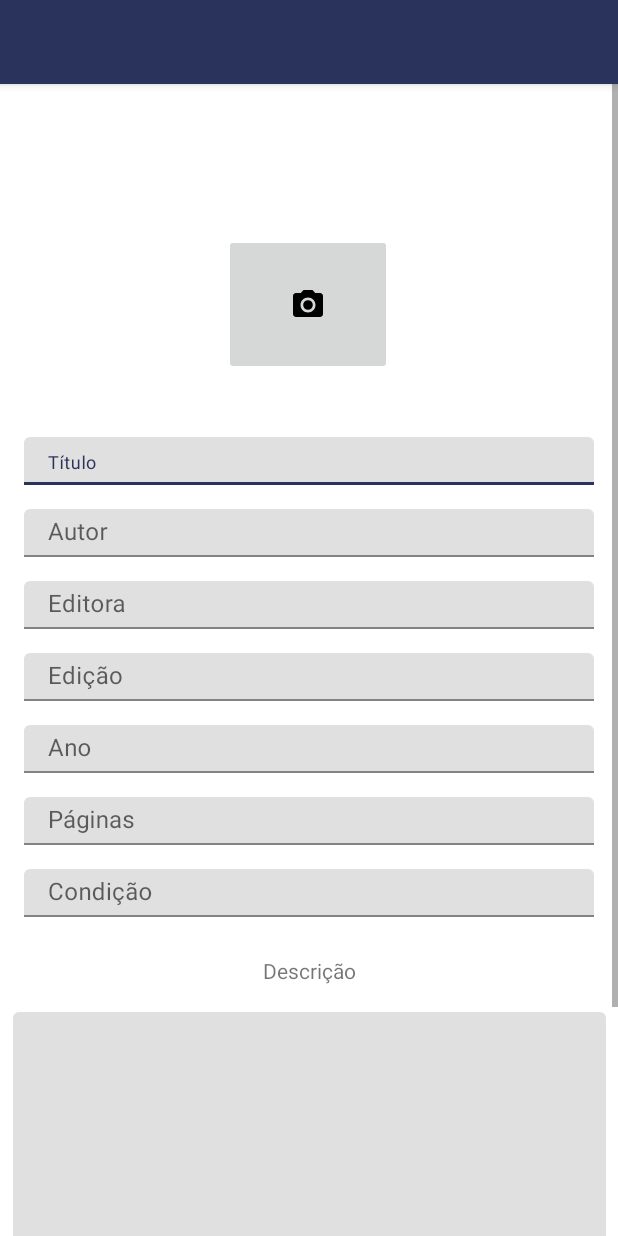
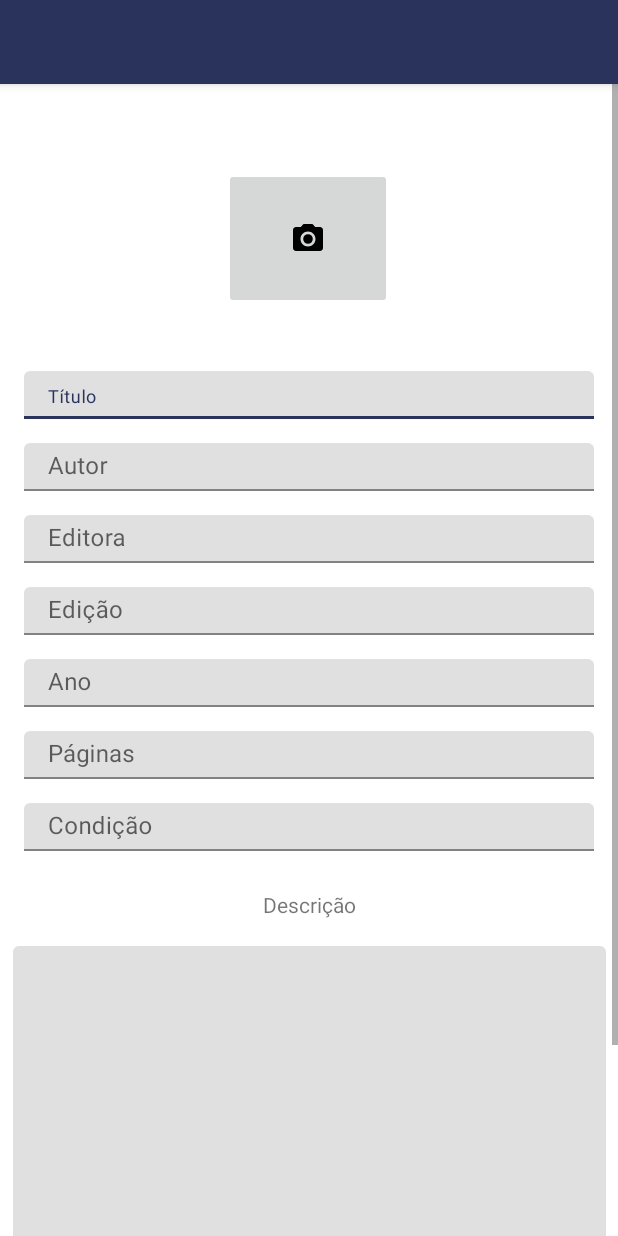
Before and after one commit to caldasluan/Escambinho, an Android app: the CadastroActivity screen opened directly, with no data from a screen before it, on a phone screen of 412 x 824 dp. Run offline under Robolectric (Android 15) with nearby library versions, the phone set to English and light mode, and no system bars; Roboto replaces fonts that are not available here.

Commit message:
finish activity_cadastro layout

```diff
--- a/app/src/main/res/layout/activity_cadastro.xml
+++ b/app/src/main/res/layout/activity_cadastro.xml
@@ -1,11 +1,9 @@
 <?xml version="1.0" encoding="utf-8"?>
 <androidx.coordinatorlayout.widget.CoordinatorLayout xmlns:android="http://schemas.android.com/apk/res/android"
     xmlns:app="http://schemas.android.com/apk/res-auto"
-    xmlns:tools="http://schemas.android.com/tools"
     android:layout_width="match_parent"
     android:layout_height="match_parent"
-    android:fitsSystemWindows="true"
-    tools:context=".MainActivity">
+    android:fitsSystemWindows="true">
 
     <com.google.android.material.appbar.AppBarLayout
         android:layout_width="match_parent"
@@ -37,10 +35,10 @@
                 android:layout_height="94dp"
                 android:layout_marginStart="8dp"
                 android:layout_marginLeft="8dp"
-                android:layout_marginTop="100dp"
+                android:layout_marginTop="56dp"
                 android:layout_marginEnd="8dp"
                 android:layout_marginRight="8dp"
-                android:contentDescription="Upload da foto"
+                android:contentDescription="@string/upload_da_foto"
                 app:layout_constraintEnd_toEndOf="parent"
                 app:layout_constraintHorizontal_bias="0.498"
                 app:layout_constraintStart_toStartOf="parent"
@@ -56,7 +54,7 @@
                 android:layout_marginTop="41dp"
                 android:layout_marginEnd="16dp"
                 android:layout_marginRight="16dp"
-                android:hint="Título"
+                android:hint="@string/titulo"
                 app:layout_constraintEnd_toEndOf="parent"
                 app:layout_constraintStart_toStartOf="parent"
                 app:layout_constraintTop_toBottomOf="@+id/cadastro_img_upload">
@@ -82,7 +80,7 @@
                 <com.google.android.material.textfield.TextInputEditText
                     android:layout_width="match_parent"
                     android:layout_height="32dp"
-                    android:hint="Autor" />
+                    android:hint="@string/autor" />
             </com.google.android.material.textfield.TextInputLayout>
 
             <com.google.android.material.textfield.TextInputLayout
@@ -101,7 +99,7 @@
                 <com.google.android.material.textfield.TextInputEditText
                     android:layout_width="match_parent"
                     android:layout_height="wrap_content"
-                    android:hint="Editora" />
+                    android:hint="@string/editora" />
             </com.google.android.material.textfield.TextInputLayout>
 
             <com.google.android.material.textfield.TextInputLayout
@@ -120,7 +118,7 @@
                 <com.google.android.material.textfield.TextInputEditText
                     android:layout_width="match_parent"
                     android:layout_height="wrap_content"
-                    android:hint="Edição" />
+                    android:hint="@string/edicao" />
             </com.google.android.material.textfield.TextInputLayout>
 
             <com.google.android.material.textfield.TextInputLayout
@@ -139,7 +137,7 @@
                 <com.google.android.material.textfield.TextInputEditText
                     android:layout_width="match_parent"
                     android:layout_height="wrap_content"
-                    android:hint="Ano" />
+                    android:hint="@string/ano" />
             </com.google.android.material.textfield.TextInputLayout>
 
             <com.google.android.material.textfield.TextInputLayout
@@ -158,7 +156,7 @@
                 <com.google.android.material.textfield.TextInputEditText
                     android:layout_width="match_parent"
                     android:layout_height="wrap_content"
-                    android:hint="Páginas" />
+                    android:hint="@string/paginas" />
             </com.google.android.material.textfield.TextInputLayout>
 
             <com.google.android.material.textfield.TextInputLayout
@@ -177,7 +175,7 @@
                 <com.google.android.material.textfield.TextInputEditText
                     android:layout_width="match_parent"
                     android:layout_height="wrap_content"
-                    android:hint="Condição" />
+                    android:hint="@string/condicao" />
             </com.google.android.material.textfield.TextInputLayout>
 
             <com.google.android.material.textfield.TextInputLayout
@@ -207,7 +205,7 @@
                 android:layout_marginEnd="8dp"
                 android:layout_marginRight="8dp"
                 android:layout_marginBottom="18dp"
-                android:text="Descrição"
+                android:text="@string/descricao"
                 app:layout_constraintBottom_toTopOf="@+id/cadastro_descricao"
                 app:layout_constraintEnd_toEndOf="parent"
                 app:layout_constraintStart_toStartOf="parent" />
@@ -221,7 +219,7 @@
                 android:layout_marginEnd="8dp"
                 android:layout_marginRight="8dp"
                 android:layout_marginBottom="18dp"
-                android:text="Tags"
+                android:text="@string/tags"
                 app:layout_constraintBottom_toTopOf="@+id/cadastro_tags"
                 app:layout_constraintEnd_toEndOf="parent"
                 app:layout_constraintStart_toStartOf="parent" />
@@ -252,7 +250,7 @@
                 android:layout_marginEnd="28dp"
                 android:layout_marginRight="28dp"
                 android:layout_marginBottom="84dp"
-                android:text="Anunciar"
+                android:text="@string/anunciar"
                 app:backgroundTint="#5CB2E6"
                 app:layout_constraintBottom_toBottomOf="parent"
                 app:layout_constraintEnd_toEndOf="parent"
--- a/app/src/main/res/values/strings.xml
+++ b/app/src/main/res/values/strings.xml
@@ -23,4 +23,15 @@
     <!-- TODO: Remove or change this placeholder text -->
     <string name="hello_blank_fragment">Hello blank fragment</string>
     <string name="init_chat">Iniciar Chat</string>
+    <string name="upload_da_foto">Upload da foto</string>
+    <string name="titulo">Título</string>
+    <string name="autor">Autor</string>
+    <string name="editora">Editora</string>
+    <string name="edicao">Edição</string>
+    <string name="ano">Ano</string>
+    <string name="paginas">Páginas</string>
+    <string name="condicao">Condição</string>
+    <string name="descricao">Descrição</string>
+    <string name="tags">Tags</string>
+    <string name="anunciar">Anunciar</string>
 </resources>
```
Also changed, not shown: app/src/main/res/layout/activity_product_regisitration.xml (deleted, +0 -36 lines).
